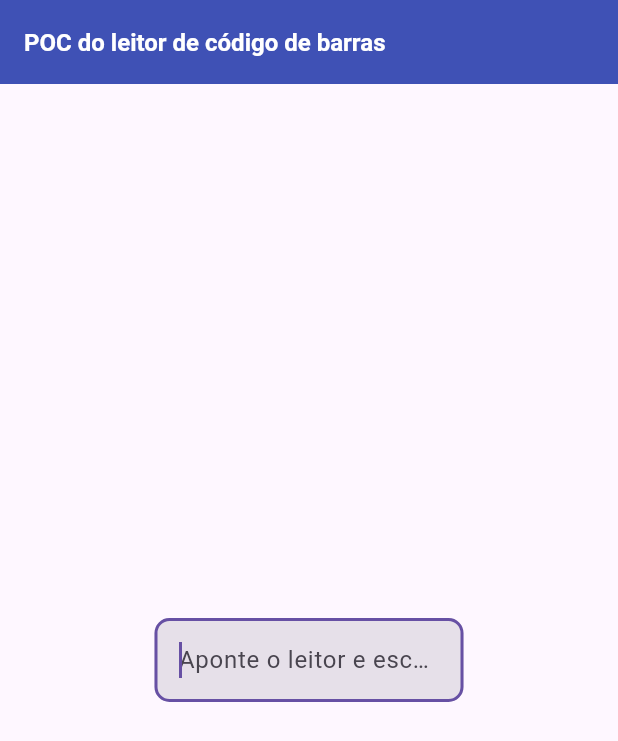
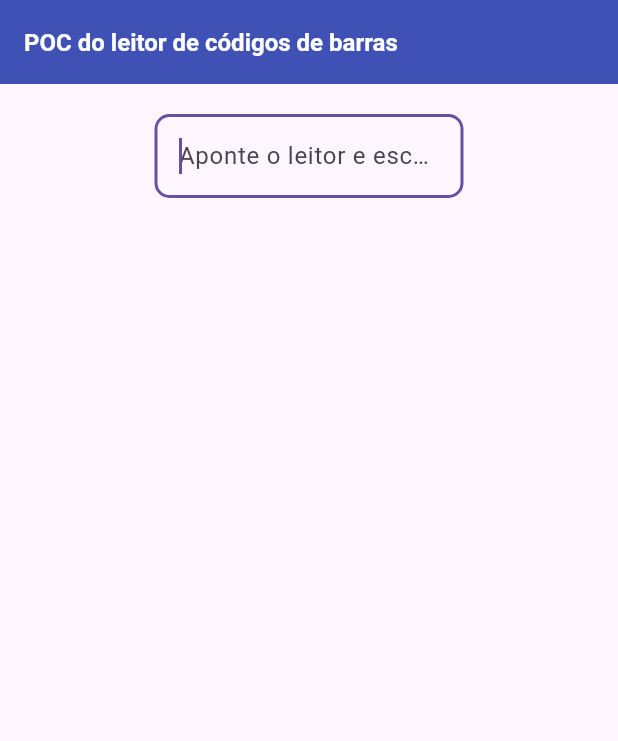
Before and after one commit to jaquetrevizan/poc_barcode_scanner, a Flutter app: the screen it shows after launch, on a phone screen of 412 x 824 dp. Shown: the top 741 px of the screen. Run offline on Flutter 3.47's test engine with Material 3 defaults, Android fonts, the phone set to English and light mode, and no system bars.

Commit message:
added list view barcode

```diff
--- a/lib/input_barcode_screen.dart
+++ b/lib/input_barcode_screen.dart
@@ -1,4 +1,4 @@
-import 'package:flutter/material.dart';
+import 'package:flutter/material.dart';                                                                                                                                                                                          import 'package:flutter/material.dart';
 
 class InputBarcodeScreen extends StatelessWidget {
 
@@ -27,7 +27,6 @@ class InputBarcodeScreen extends StatelessWidget {
             textInputAction: TextInputAction.done,
             decoration: InputDecoration(
               hintText: 'Aponte o leitor e escaneie',
-              filled: true,
               border: OutlineInputBorder(
                 borderRadius: BorderRadius.circular(10),
               ),
--- /dev/null
+++ b/lib/input_barcode_screen_reader.dart
@@ -0,0 +1,73 @@
+import 'package:flutter/material.dart';
+
+class InputBarcodeScreenReader extends StatefulWidget {
+  const InputBarcodeScreenReader({super.key});
+
+  @override
+  State<InputBarcodeScreenReader> createState() => _InputBarcodeScreenReaderState();
+}
+
+class _InputBarcodeScreenReaderState extends State<InputBarcodeScreenReader> {
+
+  final TextEditingController _controller = TextEditingController();
+  List<String> _barcodeList = [];
+
+  @override
+  Widget build(BuildContext context) {
+    return Scaffold(
+      appBar: AppBar(
+        title: Text(
+          "POC do leitor de códigos de barras",
+          style: TextStyle(
+            color: Colors.white,
+            fontWeight: FontWeight.bold,
+            fontSize: 16
+          ),
+        ),
+        backgroundColor: Colors.indigo,
+      ),
+      body: Center(
+        child: SizedBox(
+          width: MediaQuery.of(context).size.width * 0.5,
+          child: Column(
+            mainAxisAlignment: MainAxisAlignment.center,
+            children: [
+              SizedBox(height: 20),
+              TextField(
+                controller: _controller,
+                autofocus: true,
+                textInputAction: TextInputAction.done,
+                decoration: InputDecoration(
+                  hintText: "Aponte o leitor e escaneie",
+                  border: OutlineInputBorder(
+                    borderRadius: BorderRadius.circular(10),
+
+                  )
+                ),
+                onSubmitted: (value) {
+                  if(value.isNotEmpty) {
+                    setState(() {
+                      _barcodeList.add(value);
+                    });
+                    _controller.clear();
+                  }
+                },
+              ),
+              SizedBox(height: 20),
+              Expanded(
+                child: ListView.builder(
+                  itemCount: _barcodeList.length,
+                  itemBuilder: (context, index) {
+                    return ListTile(
+                      title: Text(_barcodeList[index]),
+                    );
+                  }
+                )
+              )
+            ],
+          ),
+        ),
+      ),
+    );
+  }
+}
--- a/lib/main.dart
+++ b/lib/main.dart
@@ -1,5 +1,6 @@
 import 'package:flutter/material.dart';
 import 'input_barcode_screen.dart';
+import 'input_barcode_screen_reader.dart';
 
 void main() {
   runApp(const MyApp());
@@ -13,11 +14,9 @@ class MyApp extends StatelessWidget {
     return MaterialApp(
       debugShowCheckedModeBanner: false,
       title: "POC do leitor de código de barras",
-      theme: ThemeData(
-        primarySwatch: Colors.indigo,
-        visualDensity: VisualDensity.adaptivePlatformDensity
-      ),
-      home: InputBarcodeScreen(),
+      // home: InputBarcodeScreen(),
+      home: InputBarcodeScreenReader(),
     );
+
   }
 }
```
